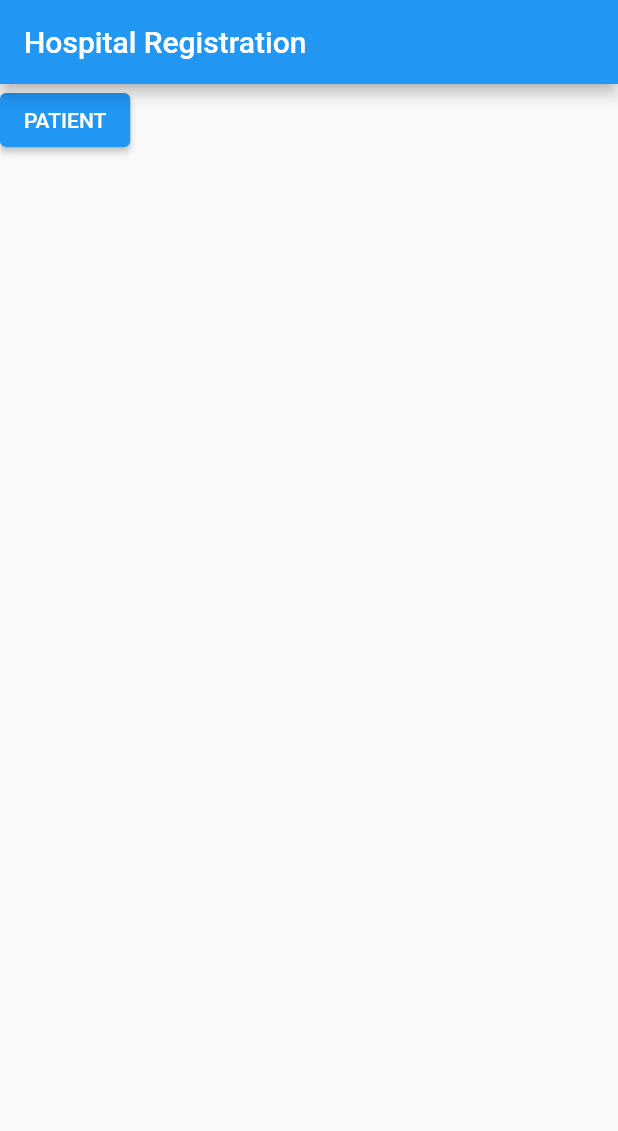
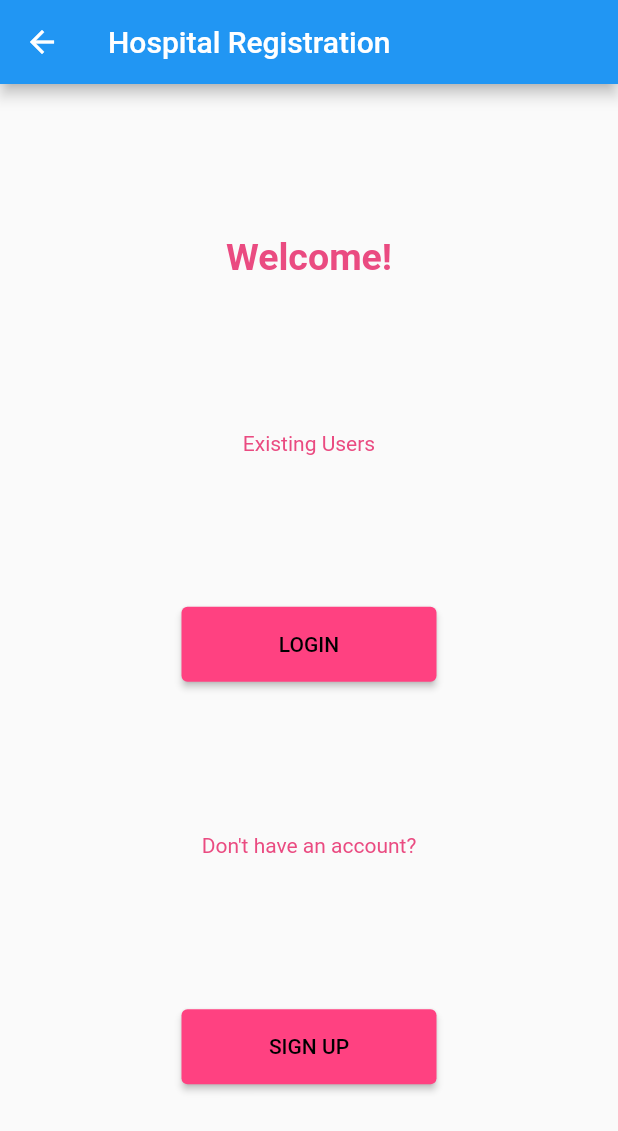
Before and after one commit to hrithikdass/RWF-Hospital-Registration, a Flutter app: the screen it shows after launch, after a tap on "PATIENT", on a phone screen of 412 x 824 dp. Shown: the top 1131 px of the screen. Run offline on Flutter 3.47's test engine with Material 2 defaults, Android fonts, the phone set to English and light mode, and no system bars.

Commit message:
Home-welcome-Patient login

```diff
--- /dev/null
+++ b/lib/constants.dart
@@ -0,0 +1,5 @@
+import 'package:flutter/material.dart';
+
+const kButtonColor = Color(0xFFFF4181);
+
+const kTextColor = Color(0xFFEA4B81);
--- a/lib/homepage.dart
+++ b/lib/homepage.dart
@@ -1,5 +1,7 @@
 import 'package:flutter/cupertino.dart';
 import 'package:flutter/material.dart';
+import 'constants.dart';
+import 'welcomepage.dart';
 
 class HomePage extends StatelessWidget {
   const HomePage({Key? key}) : super(key: key);
@@ -10,13 +12,48 @@ class HomePage extends StatelessWidget {
       appBar: AppBar(
         title: Text('Hospital Registration'),
       ),
-      body: Column(
-        children: [
-          ElevatedButton(
-            onPressed: () {},
-            child: Text('PATIENT'),
-          )
-        ],
+      body: Center(
+        child: Column(
+          mainAxisAlignment: MainAxisAlignment.center,
+          children: [
+            SizedBox(
+              height: 50.0,
+              width: 170.0,
+              child: ElevatedButton(
+                style: ElevatedButton.styleFrom(
+                  primary: kButtonColor, // background
+                  onPrimary: Colors.black, // foreground
+                ),
+                onPressed: () {
+                  Navigator.push(
+                    context,
+                    MaterialPageRoute(
+                      builder: (context) {
+                        return WelcomePage();
+                      },
+                    ),
+                  );
+                },
+                child: Text('PATIENT'),
+              ),
+            ),
+            SizedBox(
+              height: 20.0,
+            ),
+            SizedBox(
+              height: 50.0,
+              width: 170.0,
+              child: ElevatedButton(
+                style: ElevatedButton.styleFrom(
+                  primary: kButtonColor, // background
+                  onPrimary: Colors.black, // foreground
+                ),
+                onPressed: () {},
+                child: Text('DOCTOR'),
+              ),
+            ),
+          ],
+        ),
       ),
     );
   }
--- a/lib/main.dart
+++ b/lib/main.dart
@@ -1,4 +1,6 @@
 import 'package:flutter/material.dart';
+import 'package:rwf_hospital_registration/patientloginpage.dart';
+import 'package:rwf_hospital_registration/welcomepage.dart';
 import 'homepage.dart';
 
 void main() {
@@ -10,14 +12,21 @@ class MyApp extends StatelessWidget {
   @override
   Widget build(BuildContext context) {
     return MaterialApp(
-      title: 'Flutter Demo',
+      title: 'RWF Hospital registration',
       theme: ThemeData(
         primarySwatch: Colors.blue,
       ),
       initialRoute: '/',
       routes: {
         '/': (context) => HomePage(),
+        '/Welcome': (context) => WelcomePage(),
+        '/Patientlogi': (context) => PatientLoginPage(),
       },
     );
   }
 }
+
+/* colors app bar: 3F51B5
+button : FF4181
+text : EA4B81
+ */
--- /dev/null
+++ b/lib/welcomepage.dart
@@ -0,0 +1,87 @@
+import 'package:flutter/material.dart';
+import 'package:rwf_hospital_registration/patientloginpage.dart';
+import 'constants.dart';
+
+class WelcomePage extends StatelessWidget {
+  const WelcomePage({Key? key}) : super(key: key);
+
+  @override
+  Widget build(BuildContext context) {
+    return Scaffold(
+      appBar: AppBar(
+        title: Text(
+          'Hospital Registration',
+        ),
+      ),
+      body: Center(
+        child: Column(
+          mainAxisAlignment: MainAxisAlignment.spaceEvenly,
+          children: [
+            Text(
+              'Welcome!',
+              style: TextStyle(
+                color: kTextColor,
+                fontSize: 25.0,
+                fontWeight: FontWeight.bold,
+              ),
+            ),
+            Text(
+              'Existing Users',
+              style: TextStyle(
+                color: kTextColor,
+              ),
+            ),
+            SizedBox(
+              height: 50.0,
+              width: 170.0,
+              child: ElevatedButton(
+                style: ElevatedButton.styleFrom(
+                  primary: kButtonColor, // background
+                  onPrimary: Colors.black, // foreground
+                ),
+                onPressed: () {
+                  Navigator.push(
+                    context,
+                    MaterialPageRoute(
+                      builder: (context) {
+                        return PatientLoginPage();
+                      },
+                    ),
+                  );
+                },
+                child: Text('LOGIN'),
+              ),
+            ),
+            Text(
+              'Don\'t have an account?',
+              style: TextStyle(
+                color: kTextColor,
+              ),
+            ),
+            SizedBox(
+              height: 50.0,
+              width: 170.0,
+              child: ElevatedButton(
+                style: ElevatedButton.styleFrom(
+                  primary: kButtonColor, // background
+                  onPrimary: Colors.black, // foreground
+                ),
+                onPressed: () {
+                  Navigator.push(
+                    context,
+                    MaterialPageRoute(
+                      builder: (context) {
+                        return WelcomePage();
+                      },
+                    ),
+                  );
+                },
+                child: Text('SIGN UP'),
+              ),
+            ),
+          ],
+        ),
+      ),
+    );
+  }
+}
```
Also changed, not shown: lib/patientloginpage.dart (added, +38 -0 lines), pubspec.yaml (+3 -18 lines).
